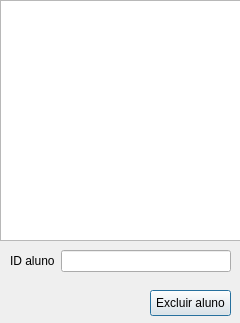
Above: userDelete.ui from Gaffaell/projeto-agenda before the change. Below: the same form after it.
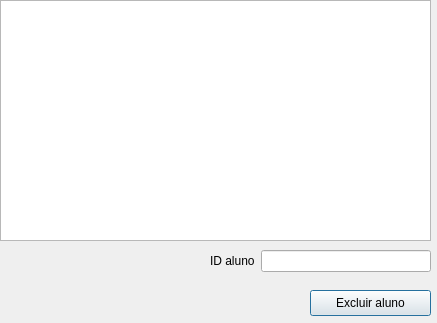
That is the form after the change.

What changed in the file:
```diff
--- a/userDelete.ui
+++ b/userDelete.ui
@@ -6,7 +6,7 @@
    <rect>
     <x>0</x>
     <y>0</y>
-    <width>240</width>
+    <width>437</width>
     <height>323</height>
    </rect>
   </property>
@@ -16,10 +16,10 @@
   <widget class="QWidget" name="formLayoutWidget">
    <property name="geometry">
     <rect>
-     <x>10</x>
+     <x>210</x>
      <y>250</y>
      <width>221</width>
-     <height>34</height>
+     <height>35</height>
     </rect>
    </property>
    <layout class="QFormLayout" name="formLayout">
@@ -38,9 +38,9 @@
   <widget class="QPushButton" name="deleteUsertButton">
    <property name="geometry">
     <rect>
-     <x>150</x>
+     <x>310</x>
      <y>290</y>
-     <width>81</width>
+     <width>121</width>
      <height>26</height>
     </rect>
    </property>
@@ -53,7 +53,7 @@
     <rect>
      <x>0</x>
      <y>0</y>
-     <width>241</width>
+     <width>431</width>
      <height>241</height>
     </rect>
    </property>
```
